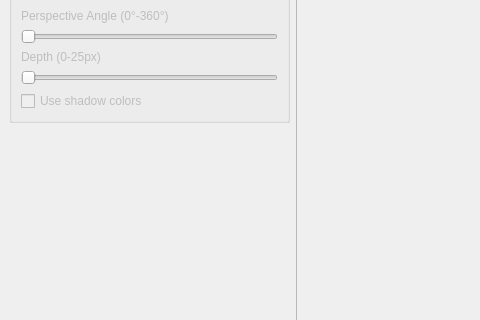
The window that examples/Stock/Advanced/mainwindow.ui (KDAB/KDChart) describes before a commit, drawn with Qt 5; both pictures show x 0 to 480 and y 95 to 415 of the 585 by 530 pixel window.
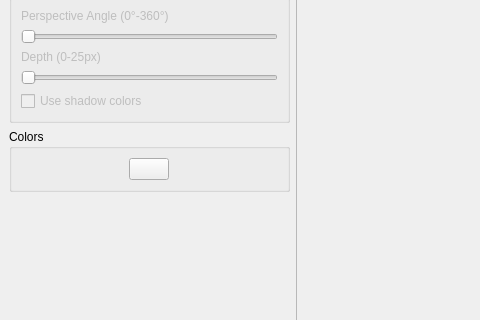
The same window after the commit. Icons and pictures are not drawn.

What changed in the file:
```diff
--- a/examples/Stock/Advanced/mainwindow.ui
+++ b/examples/Stock/Advanced/mainwindow.ui
@@ -128,6 +128,28 @@
        </layout>
       </widget>
      </item>
+     <item>
+      <widget class="QGroupBox" name="colorGroup">
+       <property name="title">
+        <string>Colors</string>
+       </property>
+       <layout class="QHBoxLayout" name="horizontalLayout">
+        <item>
+         <widget class="QPushButton" name="colorChooser">
+          <property name="sizePolicy">
+           <sizepolicy hsizetype="Fixed" vsizetype="Fixed">
+            <horstretch>0</horstretch>
+            <verstretch>0</verstretch>
+           </sizepolicy>
+          </property>
+          <property name="text">
+           <string/>
+          </property>
+         </widget>
+        </item>
+       </layout>
+      </widget>
+     </item>
      <item>
       <spacer>
        <property name="orientation" >
```
Left out of the diff: 103 changed lines with no effect on the pictures.
